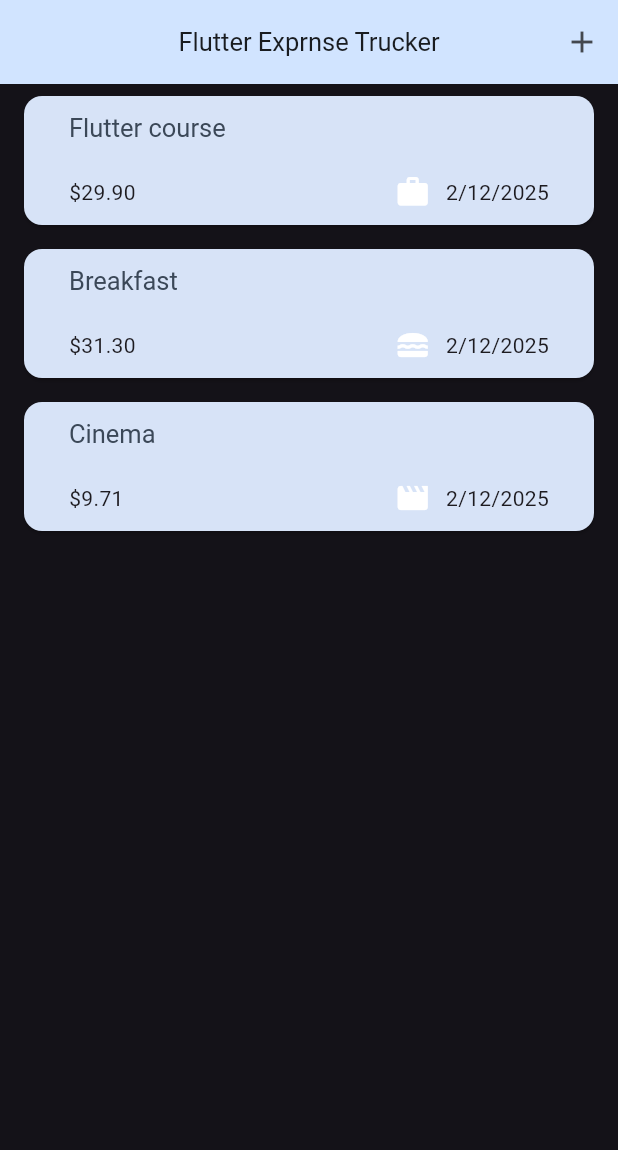
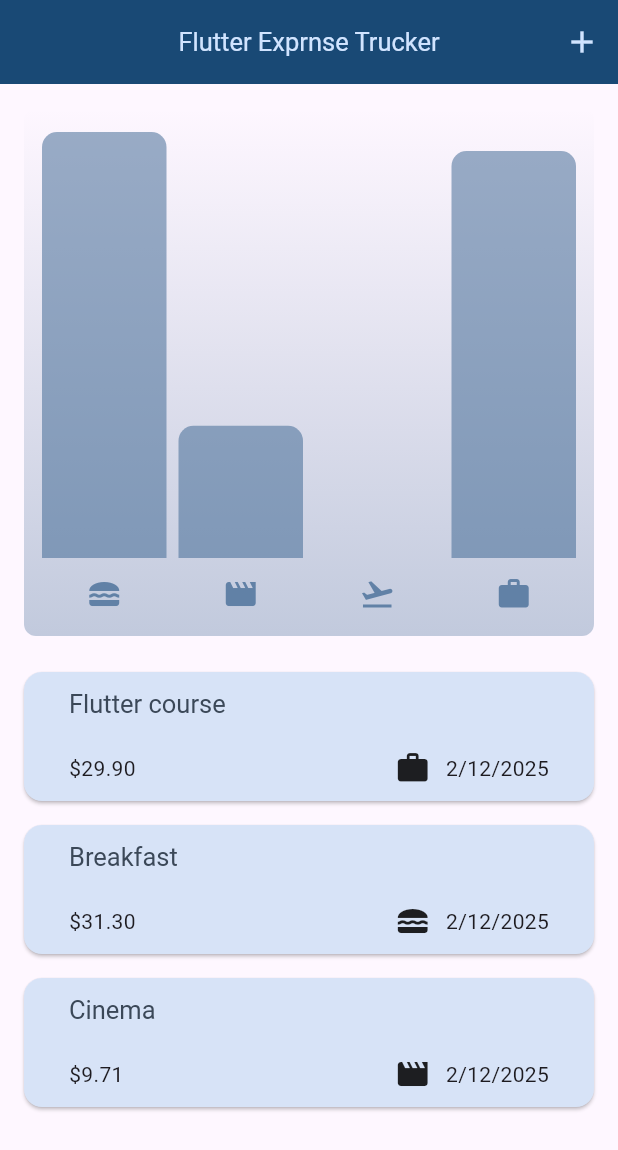
Before and after one commit to Zeina6699/Expenses-App, a Flutter app: the screen it shows after launch, on a phone screen of 412 x 824 dp. Shown: the top 1150 px of the screen. Run offline on Flutter 3.47's test engine with Material 3 defaults, Android fonts, the light colour scheme and no system bars.

Commit message:
finish chart&chart Bar

```diff
--- a/lib/Screens/expanses_Screen.dart
+++ b/lib/Screens/expanses_Screen.dart
@@ -1,6 +1,7 @@
 import 'package:expansess_appp/Models/expense.dart';
 import 'package:expansess_appp/Widgets/expanses_list.dart';
 import 'package:expansess_appp/Widgets/new_expense.dart';
+import 'package:expansess_appp/chart/chart.dart';
 import 'package:flutter/material.dart';
 
 class Expanses extends StatefulWidget {
@@ -41,14 +42,18 @@ void addExpense(Expense expense){
 
       }, icon:const Icon(Icons.add)) ],
       ),
-      body:Center(
-        child:expanceListView(expenseList: expenseList, onRemoveExpense: (Expense expense) {  },)
+      body:Column(
+        children: [
+           Expanded(child: Chart(expenses: expenseList,)),
+          Expanded(child: expanceListView(expenseList: expenseList, onRemoveExpense: (Expense expense) {  },)),
 
             // SingleChildScrollView(
            //   child: Column(
              //   children: [
             //   ...expenseList.map((e)=>Text(e.title)
            //   )],
+
+        ],
       ),
         );
 
--- a/lib/Widgets/expanses_list.dart
+++ b/lib/Widgets/expanses_list.dart
@@ -25,8 +25,7 @@ class expanceListView extends StatelessWidget {
           ),
 
         key: ValueKey(expenseList[index]),
-        child: ExpansesItem(expenseList[index],
-        ));
-    });
+
+        child: ExpansesItem(expenseList[index]) );
+    });}
   }
-}
--- /dev/null
+++ b/lib/chart/chart.dart
@@ -0,0 +1,76 @@
+import 'package:expansess_appp/Models/expense.dart';
+import 'package:expansess_appp/chart/chart_bar.dart';
+import 'package:flutter/material.dart';
+
+class Chart extends StatelessWidget {
+  const Chart({super.key, required this.expenses});
+   final List<Expense> expenses;
+
+    List<ExpansesBucket> get buckets{
+    return [
+    ExpansesBucket.forCategory(expenses, Category.food),
+    ExpansesBucket.forCategory(expenses, Category.leisure),
+    ExpansesBucket.forCategory(expenses, Category.travel),
+    ExpansesBucket.forCategory(expenses, Category.work)
+    ];
+   }
+
+   get MaxTotalExpense{
+  double maxTotalExpense=0;
+ for(var e in buckets){
+  if(e.totalExpense>maxTotalExpense){
+    maxTotalExpense=e.totalExpense;
+  }
+ }
+   return maxTotalExpense;
+
+   }
+
+  @override
+  Widget build(BuildContext context) {
+    final bool isDarkMode=MediaQuery.of(context).platformBrightness==Brightness.dark;
+
+    return Container(
+      margin:EdgeInsets.all(16),
+      padding:EdgeInsets.symmetric(horizontal: 8,vertical: 16),
+      width: double.infinity,
+      height: 150,
+      decoration: BoxDecoration(
+        shape: BoxShape.rectangle,
+        borderRadius: BorderRadius.circular(8),
+        gradient: LinearGradient(
+          begin: Alignment.bottomCenter,
+          end: Alignment.topCenter,
+          colors: [
+          Theme.of(context).colorScheme.primary.withOpacity(0.3),
+          Theme.of(context).colorScheme.primary.withOpacity(0.0)
+
+        ])
+      ),
+      child: Column(
+        children: [
+        Expanded(
+          child: Row(
+            crossAxisAlignment:CrossAxisAlignment.end,
+
+            children: [
+            for(final e in buckets) ChartBar(fill:e.totalExpense==0?0:e.totalExpense/MaxTotalExpense)
+          ],),
+        ),
+      const  SizedBox(height: 12,),
+        Row(
+          children:buckets.map((e)=>Expanded(child:
+        Padding(
+        child: Icon(categoryIcons[e.category],
+        color:isDarkMode? Theme.of(context).colorScheme.primary
+        :Theme.of(context).colorScheme.primary.withOpacity(0.7)
+        ),
+          padding:const  EdgeInsets.symmetric(horizontal: 4) ))).toList(),
+
+        )
+        ],
+
+      ),
+    );
+  }
+}
--- /dev/null
+++ b/lib/chart/chart_bar.dart
@@ -0,0 +1,29 @@
+import 'dart:ui';
+
+import 'package:flutter/material.dart';
+
+class ChartBar extends StatelessWidget {
+  const ChartBar({super.key, required this.fill});
+  final double fill;
+
+  @override
+  Widget build(BuildContext context) {
+        final bool isDarkMode=MediaQuery.of(context).platformBrightness==Brightness.dark;
+
+    return Expanded(
+      child: Padding(
+        padding: const EdgeInsets.symmetric(horizontal: 4),
+        child:FractionallySizedBox(
+          heightFactor: fill,
+          child:DecoratedBox(
+            decoration:BoxDecoration(
+              borderRadius: BorderRadius.vertical(top: Radius.circular(10)),
+              color:isDarkMode? Theme.of(context).colorScheme.secondary
+        :Theme.of(context).colorScheme.primary.withOpacity(0.5)
+            ) ) ,
+        )
+
+      ),
+    );
+  }
+}
--- a/lib/main.dart
+++ b/lib/main.dart
@@ -15,7 +15,7 @@ class MyApp extends StatelessWidget {
   @override
   Widget build(BuildContext context) {
     return MaterialApp(
-      themeMode: ThemeMode.dark,
+      themeMode: ThemeMode.light,
       title: 'Flutter Demo',
       theme: ThemeData().copyWith(
         colorScheme: myColorScheme,
```
Lines whose indentation alone changed are shown as unchanged.
